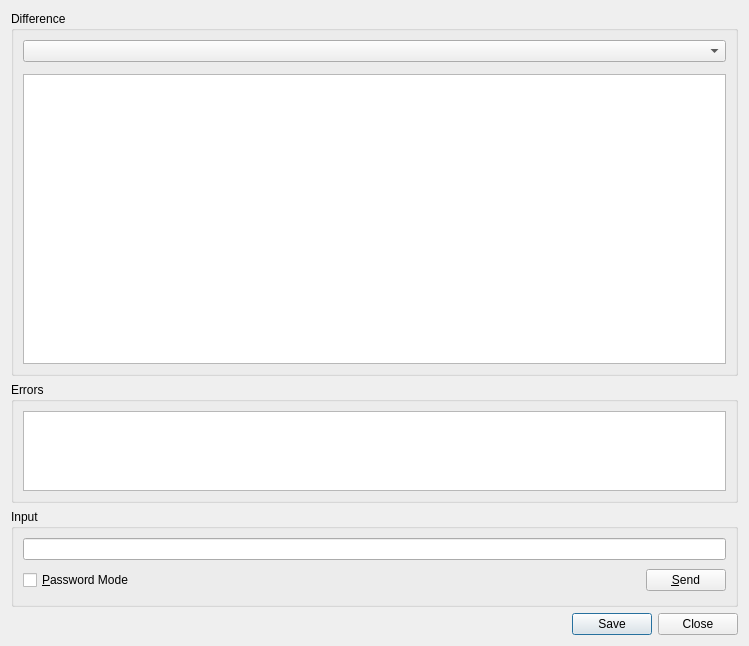
Qt form Plugins/VcsPlugins/vcsMercurial/HgDiffDialog.ui (testmana2/test) before a commit.
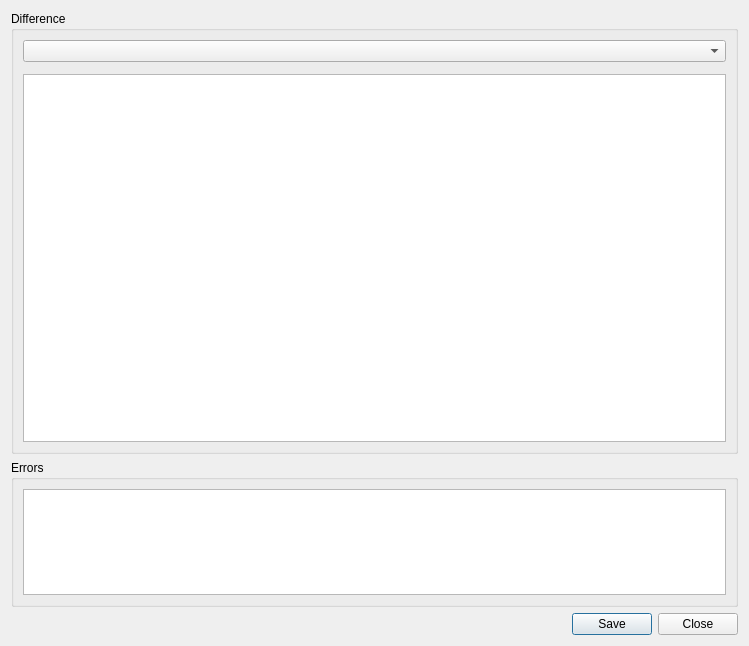
The same form after that commit. Custom widgets are drawn as their Qt base class.

Commit message: Moved logic to generate a Mercurial diff to a separate module in order to reuse it.

Diff of the .ui file:
```diff
--- a/Plugins/VcsPlugins/vcsMercurial/HgDiffDialog.ui
+++ b/Plugins/VcsPlugins/vcsMercurial/HgDiffDialog.ui
@@ -83,64 +83,6 @@
      </layout>
     </widget>
    </item>
-   <item>
-    <widget class="QGroupBox" name="inputGroup">
-     <property name="title">
-      <string>Input</string>
-     </property>
-     <layout class="QGridLayout">
-      <item row="1" column="1">
-       <spacer>
-        <property name="orientation">
-         <enum>Qt::Horizontal</enum>
-        </property>
-        <property name="sizeType">
-         <enum>QSizePolicy::Expanding</enum>
-        </property>
-        <property name="sizeHint" stdset="0">
-         <size>
-          <width>327</width>
-          <height>29</height>
-         </size>
-        </property>
-       </spacer>
-      </item>
-      <item row="1" column="2">
-       <widget class="QPushButton" name="sendButton">
-        <property name="toolTip">
-         <string>Press to send the input to the hg process</string>
-        </property>
-        <property name="text">
-         <string>&amp;Send</string>
-        </property>
-        <property name="shortcut">
-         <string>Alt+S</string>
-        </property>
-       </widget>
-      </item>
-      <item row="0" column="0" colspan="3">
-       <widget class="QLineEdit" name="input">
-        <property name="toolTip">
-         <string>Enter data to be sent to the hg process</string>
-        </property>
-       </widget>
-      </item>
-      <item row="1" column="0">
-       <widget class="QCheckBox" name="passwordCheckBox">
-        <property name="toolTip">
-         <string>Select to switch the input field to password mode</string>
-        </property>
-        <property name="text">
-         <string>&amp;Password Mode</string>
-        </property>
-        <property name="shortcut">
-         <string>Alt+P</string>
-        </property>
-       </widget>
-      </item>
-     </layout>
-    </widget>
-   </item>
    <item>
     <widget class="QDialogButtonBox" name="buttonBox">
      <property name="orientation">
```
Left out of the diff: 3 changed lines with no effect on the pictures. The commit also changes 22 other files.
